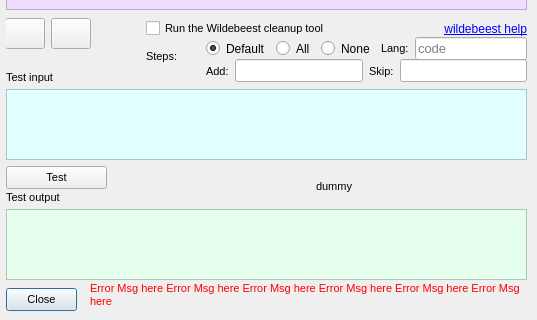
Old version of the form Dev/Lib/Windows/TextInOut.ui in the repository rmlockwood/FLExTrans; both pictures show x 0 to 537 and y 292 to 612 of the 537 by 612 pixel window.
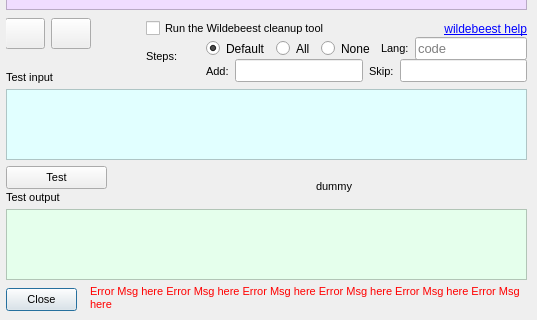
New version of the form.

Commit message: new pop-up window to show other folder's rules

The edit to the form file:
```diff
--- a/Dev/Lib/Windows/TextInOut.ui
+++ b/Dev/Lib/Windows/TextInOut.ui
@@ -769,7 +769,7 @@
      <property name="geometry">
       <rect>
        <x>80</x>
-       <y>420</y>
+       <y>423</y>
        <width>441</width>
        <height>36</height>
       </rect>
```
The commit also changes 3 other files.
